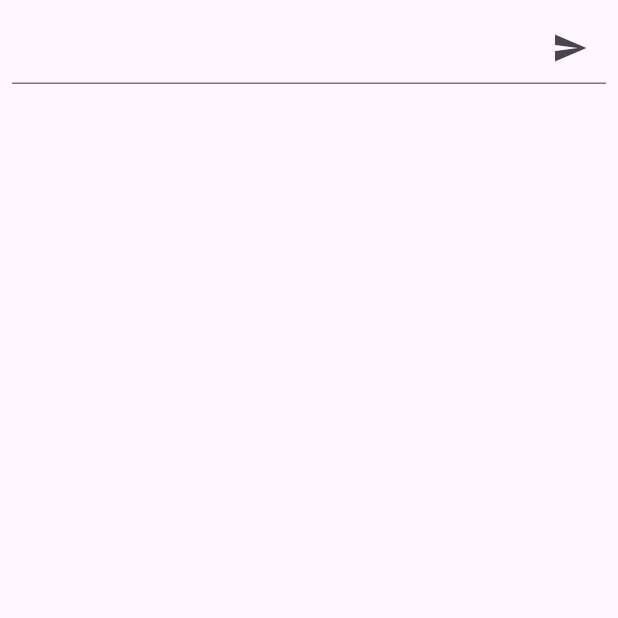
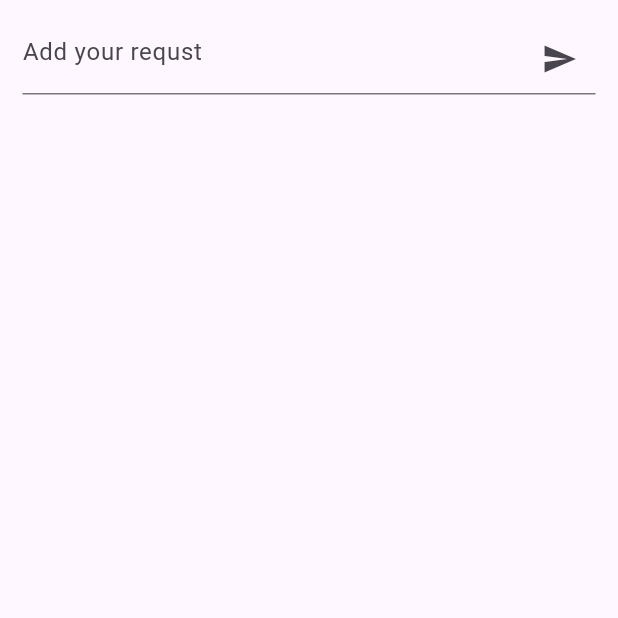
Before and after one commit to NAYRA92/flutter_gemini_chatbot_session, a Flutter app: the screen it shows after launch, on a phone screen of 412 x 824 dp, the top half of it. Run offline on Flutter 3.47's test engine with Material 3 defaults, Android fonts, the phone set to English and light mode, and no system bars; our stand-ins replace google_generative_ai.

Commit message:
new file:   lib/gemini_smartbot.dart 	modified:   lib/main.dart 	renamed:    lib/ai_chatbot.dart -> lib/old_files/ai_chatbot.dart

```diff
--- /dev/null
+++ b/lib/gemini_smartbot.dart
@@ -0,0 +1,72 @@
+import 'package:flutter/material.dart';
+import 'package:google_generative_ai/google_generative_ai.dart';
+
+
+class GeminiSmartbot extends StatefulWidget {
+  const GeminiSmartbot({super.key});
+
+  @override
+  State<GeminiSmartbot> createState() => _GeminiSmartbotState();
+}
+  final _model = GenerativeModel(
+    model: "gemini-2.0-flash",
+    apiKey: "AIzaSyAurk7gyMlYYT8hT8OZuc_scXffJXsPR8E",
+    systemInstruction: Content.system("when you asked about any message, give a message from two line and add more than one emoji")
+    );
+
+class _GeminiSmartbotState extends State<GeminiSmartbot> {
+  TextEditingController _chatMessage = TextEditingController();
+
+  final modelChat = _model.startChat();
+  String outputResponse = "";
+  List<String> outputResponseList = [];
+
+  Future<void> _generateChatResponse(
+    String msg
+  ) async {
+    final content = Content.text(msg);
+    final response = await modelChat.sendMessage(content);
+    setState(() {
+      outputResponseList.add(response.text!);
+    });
+  }
+
+  @override
+  Widget build(BuildContext context) {
+    return Scaffold(
+      body: Padding(
+        padding: const EdgeInsets.all(15.0),
+        child: Column(
+          children: [
+            TextFormField(
+              controller: _chatMessage,
+              decoration: InputDecoration(
+                hintText: "Add your requst",
+                suffixIcon: IconButton(
+                  onPressed: (){
+                    _generateChatResponse(_chatMessage.text);
+                  },
+                  icon: Icon(Icons.send))
+              ),
+            ),
+            Expanded(
+              child: Padding(
+                padding: const EdgeInsets.all(8.0),
+                child: ListView.builder(
+                  itemCount: outputResponseList.length,
+                  itemBuilder: (context, index) {
+                  return  Container(
+                    margin: EdgeInsets.all(3),
+                    padding: EdgeInsets.all(5),
+                    color: Colors.amber,
+                    child: Text(outputResponseList[index]));
+                },),
+              ),
+            )
+
+          ],
+        ),
+      ),
+    );
+  }
+}
--- a/lib/main.dart
+++ b/lib/main.dart
@@ -1,6 +1,5 @@
 import 'package:flutter/material.dart';
-
-import 'ai_chatbot.dart';
+import 'gemini_smartbot.dart';
 
 void main() {
   runApp(const MyApp());
@@ -34,7 +33,7 @@ class MyApp extends StatelessWidget {
         colorScheme: ColorScheme.fromSeed(seedColor: Colors.deepPurple),
         useMaterial3: true,
       ),
-      home: AiChatbot(),
+      home: GeminiSmartbot(),
     );
   }
 }
```
Also changed, not shown: lib/old_files/ai_chatbot.dart (renamed from lib/ai_chatbot.dart).
